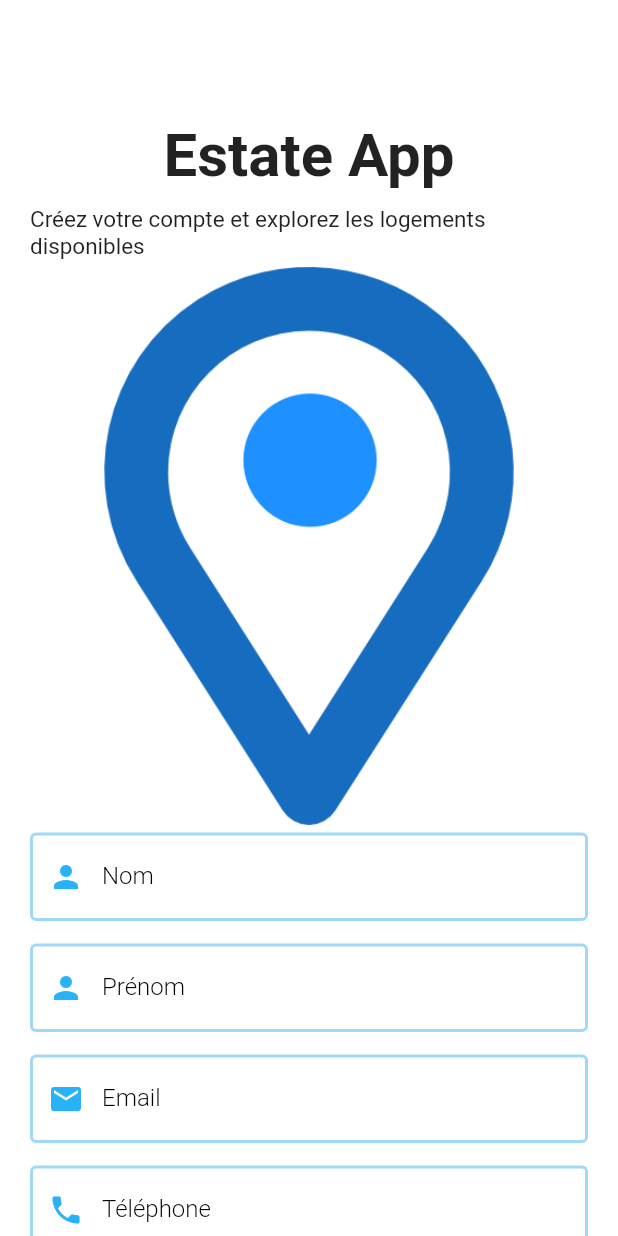
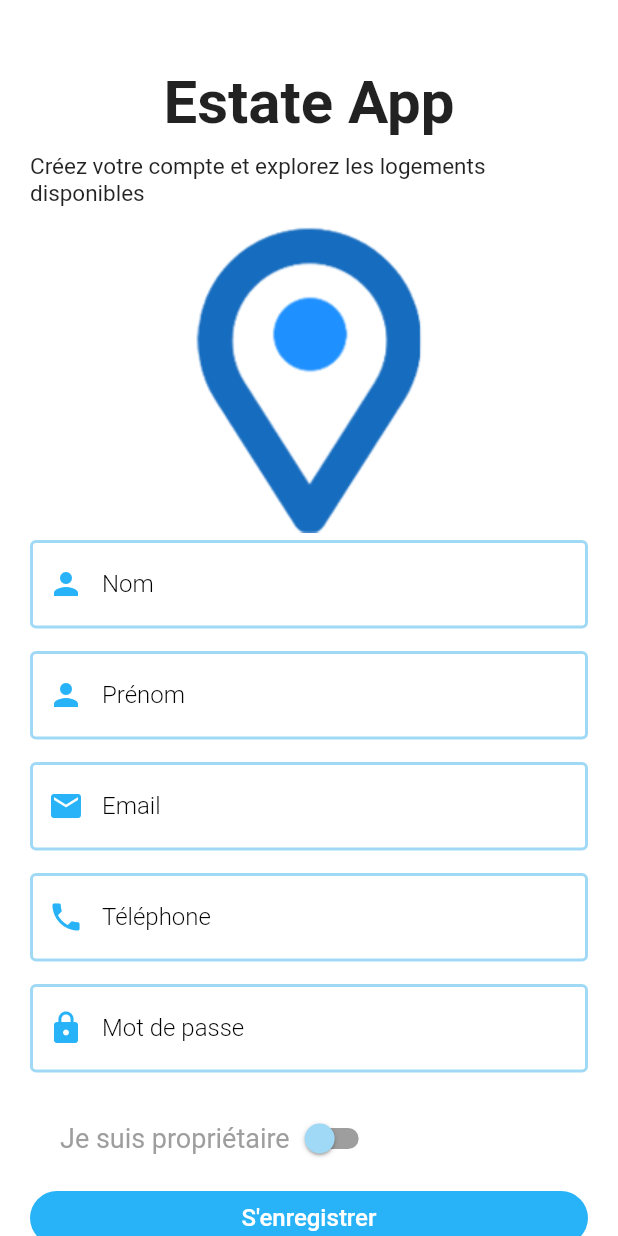
Before and after one commit to Pattykev/EstateApp_Flutter, a Flutter app: the RegisterPage screen opened directly, on a phone screen of 412 x 824 dp. Run offline on Flutter 3.47's test engine with Material 2 defaults, Android fonts, the phone set to English and light mode, and no system bars; our stand-ins replace cloud_firestore, firebase_auth, firebase_core, shared_preferences, smooth_page_indicator; accounts and stored records are empty.

```diff
--- a/lib/main.dart
+++ b/lib/main.dart
@@ -6,6 +6,7 @@ import 'package:flutter_application_1/shared/constants.dart';
 
 import 'app.dart';
 
+bool? isViewed;
 void main() async {
   WidgetsFlutterBinding.ensureInitialized();
 
@@ -20,8 +21,5 @@ void main() async {
     await Firebase.initializeApp();
   }
 
-  // SharedPreferences pref = await SharedPreferences.getInstance();
-  //isViewed = pref.getBool('onBoard');
-
   runApp(const MyApp());
 }
--- a/lib/pages/auth/register_page.dart
+++ b/lib/pages/auth/register_page.dart
@@ -1,7 +1,7 @@
 import 'package:flutter_application_1/helper/helper_function.dart';
 import 'package:flutter_application_1/pages/auth/login_page.dart';
-import 'package:flutter_application_1/pages/home_page.dart';
-import 'package:flutter_application_1/pages/home_pageP.dart';
+import 'package:flutter_application_1/pages/home/home_page.dart';
+import 'package:flutter_application_1/pages/home/home_pageP.dart';
 import 'package:flutter_application_1/service/auth_service.dart';
 import 'package:flutter_application_1/widgets/dropdownbutton.dart';
 import 'package:flutter_application_1/widgets/widgets.dart';
@@ -27,6 +27,14 @@ class _RegisterPageState extends State<RegisterPage> {
   String surname = "";
   String phone = "";
   String? role = "";
+  bool isOwner = false;
+
+  void toggleChoice() {
+    setState(() {
+      isOwner = !isOwner;
+    });
+  }
+
   AuthService authService = AuthService();
   @override
   Widget build(BuildContext context) {
@@ -38,7 +46,7 @@ class _RegisterPageState extends State<RegisterPage> {
           : SingleChildScrollView(
               child: Padding(
                 padding:
-                    const EdgeInsets.symmetric(horizontal: 20, vertical: 80),
+                    const EdgeInsets.symmetric(horizontal: 20, vertical: 45),
                 child: Form(
                     key: formKey,
                     child: Column(
@@ -56,7 +64,7 @@ class _RegisterPageState extends State<RegisterPage> {
                             style: TextStyle(
                                 fontSize: 15, fontWeight: FontWeight.w400)),
                         const SizedBox(height: 5),
-                        Image.asset("assets/logo.png"),
+                        Image.asset("assets/logo1.png"),
                         const SizedBox(height: 5),
                         TextFormField(
                           decoration: textInputDecoration.copyWith(
@@ -174,8 +182,78 @@ class _RegisterPageState extends State<RegisterPage> {
                           height: 15,
                         ),
                         // drop down button
-                        DropDownButton(),
-                        const SizedBox(height: 20),
+                        //DropDownButton(),
+                        //const SizedBox(height: 20),
+
+                        //les champs cachés à afficher
+
+                        isOwner
+                            ? Container(
+                                margin: EdgeInsets.symmetric(vertical: 15),
+                                child: Column(
+                                  children: [
+                                    TextFormField(
+                                      decoration: textInputDecoration.copyWith(
+                                          labelText:
+                                              "Le Nom de votre propriété",
+                                          prefixIcon: Icon(
+                                            Icons.home,
+                                            color: Color.fromARGB(
+                                                255, 40, 178, 247),
+                                          )),
+                                      onChanged: (val) {
+                                        setState(() {
+                                          phone = val;
+                                        });
+                                      },
+
+                                      // check tha validation
+                                      validator: (val) {
+                                        if (val!.isNotEmpty) {
+                                          return null;
+                                        } else {
+                                          return "Le nom du logement doit être renseigner";
+                                        }
+                                      },
+                                    ),
+                                    const SizedBox(
+                                      height: 20,
+                                    ),
+                                    DropDownButton(),
+                                  ],
+                                ),
+                              )
+                            : Container(),
+
+                        //Switch button pour le role propriétaire
+                        Container(
+                          margin: const EdgeInsets.symmetric(vertical: 5),
+                          child: Row(
+                            children: [
+                              const SizedBox(
+                                width: 20,
+                              ),
+                              const Text(
+                                "Je suis propriétaire",
+                                style:
+                                    TextStyle(fontSize: 18, color: Colors.grey),
+                              ),
+                              Switch(
+                                value: isOwner,
+                                onChanged: (_) => {
+                                  toggleChoice(),
+                                },
+                                trackColor: const MaterialStatePropertyAll(
+                                  Colors.grey,
+                                ),
+                                thumbColor: const MaterialStatePropertyAll(
+                                  Color.fromARGB(255, 160, 217, 245),
+                                ),
+                              ),
+                            ],
+                          ),
+                        ),
+
                         SizedBox(
                           width: double.infinity,
                           child: ElevatedButton(
--- a/lib/pages/home_page.dart
+++ b/lib/pages/home/home_page.dart
@@ -1,8 +1,8 @@
 import 'package:flutter/material.dart';
 import 'package:intl/intl.dart';
 
-import '../model/product.dart';
-import '../model/products_repository.dart';
+import '../../model/product.dart';
+import '../../model/products_repository.dart';
 
 class HomePage extends StatelessWidget {
   const HomePage({Key? key}) : super(key: key);
```
Also changed, not shown: lib/app.dart (+20 -5 lines), lib/pages/auth/auth_page.dart (added, +29 -0 lines), lib/pages/auth/login_page.dart (+4 -4 lines), lib/pages/home/main_page.dart (added, +57 -0 lines), lib/pages/onboarding/onboarding_screen.dart (added, +148 -0 lines), lib/utils/color.dart (added, +9 -0 lines), lib/utils/images_path.dart (added, +8 -0 lines), lib/widgets/dropdownbutton.dart (+7 -2 lines), lib/widgets/intro_screen.dart (added, +80 -0 lines), assets/logo1.png (added), assets/onboard/onboardSlide1.png (added), assets/onboard/onboardSlide2.png (added), assets/onboard/onboardSlide3.png (added), lib/pages/home/home_pageP.dart (renamed from lib/pages/home_pageP.dart), 4 other files.
